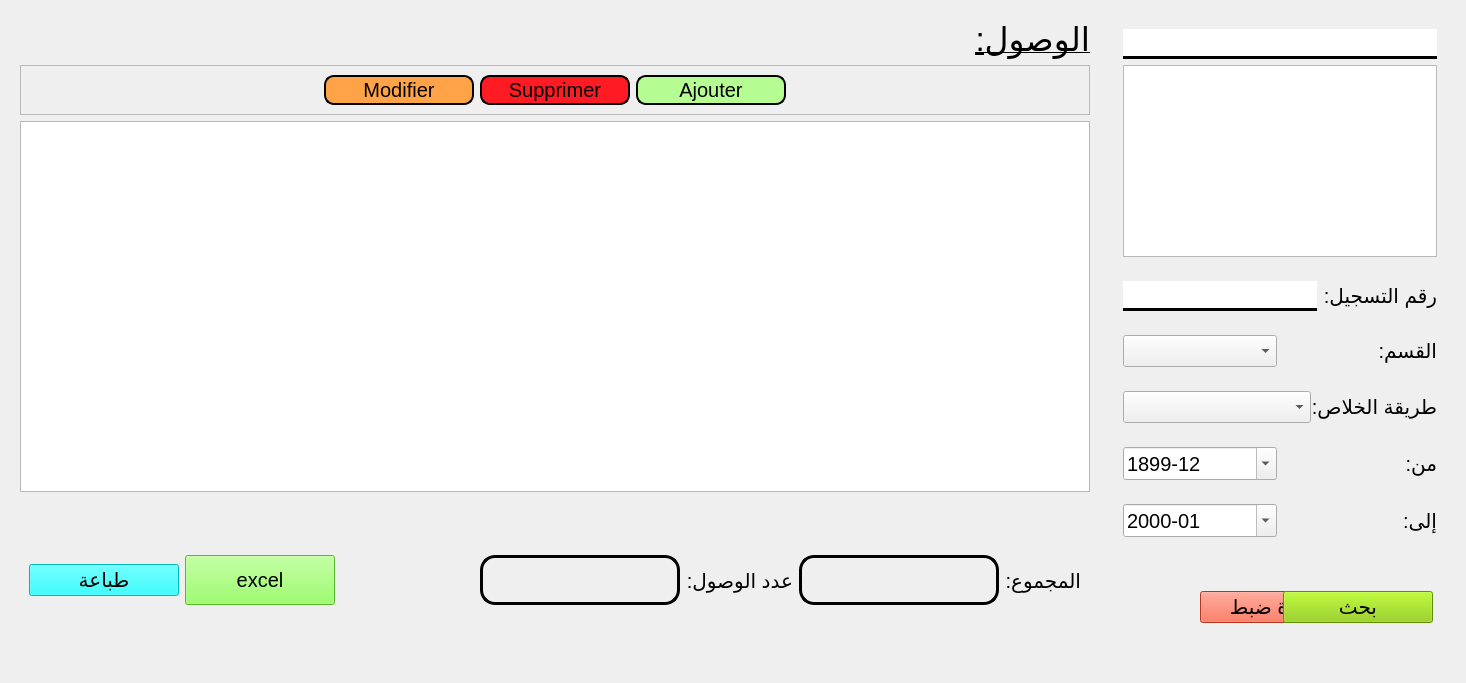
Before: the Qt Designer form app/ui/payment/view_payment.ui in yahiab05/student-managment-v2.0, drawn with Qt 5.
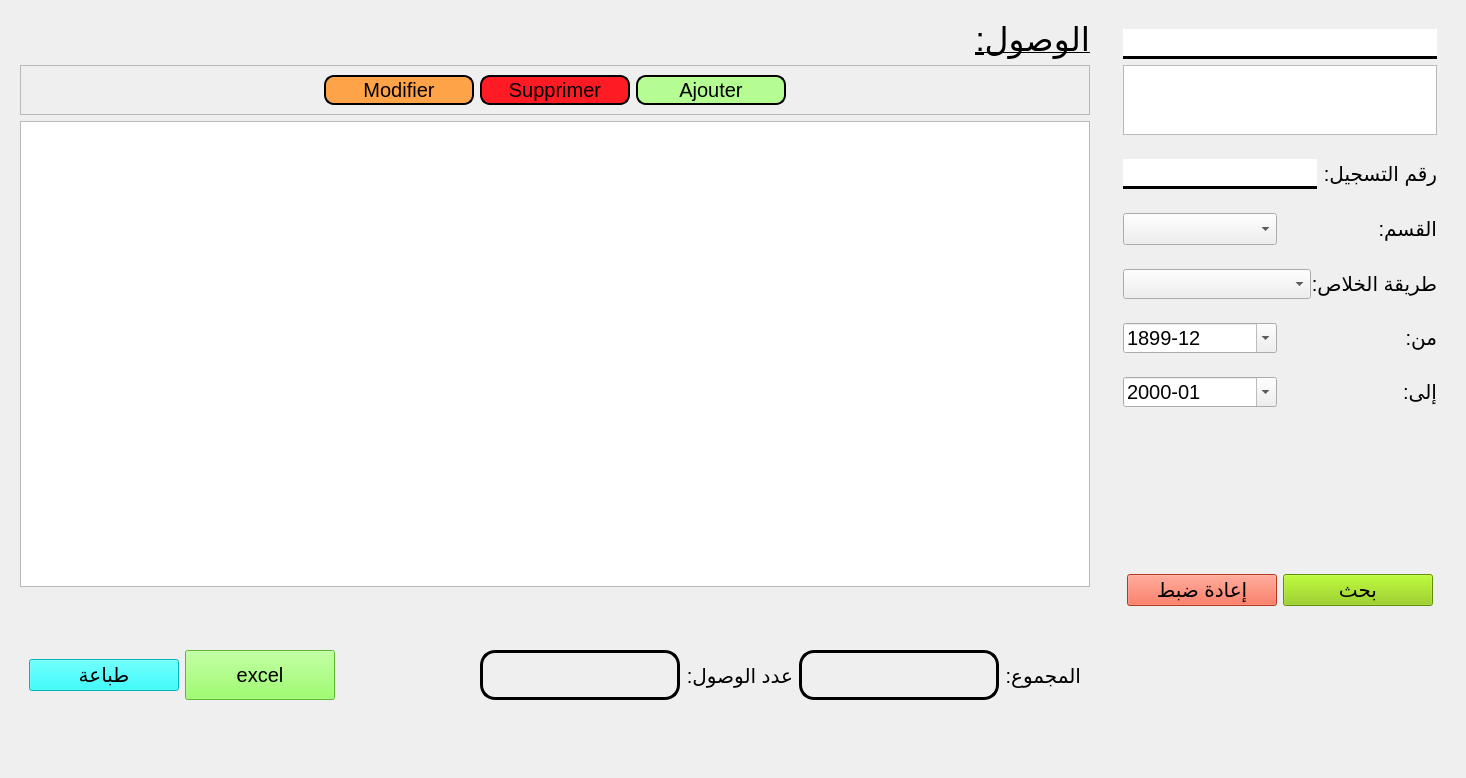
After: the same form once the commit is applied.

Commit message: view payment controller created

```diff
--- a/app/ui/payment/view_payment.ui
+++ b/app/ui/payment/view_payment.ui
@@ -937,7 +937,7 @@
              <second>0</second>
              <year>1899</year>
              <month>12</month>
-             <day>20</day>
+             <day>19</day>
             </datetime>
            </property>
            <property name="displayFormat">
@@ -1020,12 +1020,12 @@
          <item>
           <spacer name="horizontalSpacer_19">
            <property name="orientation">
-            <enum>Qt::Vertical</enum>
+            <enum>Qt::Horizontal</enum>
            </property>
            <property name="sizeHint" stdset="0">
             <size>
-             <width>318</width>
-             <height>20</height>
+             <width>20</width>
+             <height>318</height>
             </size>
            </property>
           </spacer>
@@ -1082,12 +1082,12 @@
          <item>
           <spacer name="horizontalSpacer_20">
            <property name="orientation">
-            <enum>Qt::Vertical</enum>
+            <enum>Qt::Horizontal</enum>
            </property>
            <property name="sizeHint" stdset="0">
             <size>
-             <width>317</width>
-             <height>20</height>
+             <width>20</width>
+             <height>317</height>
             </size>
            </property>
           </spacer>
```
The commit also changes 7 other files.
